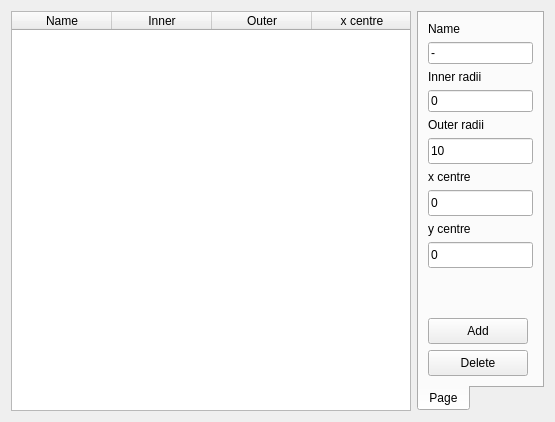
First picture: the form in src/gui/dialogs/settings/frames/stemdetectorframe.ui, repository JJPPeters/clTEM, before the edit.
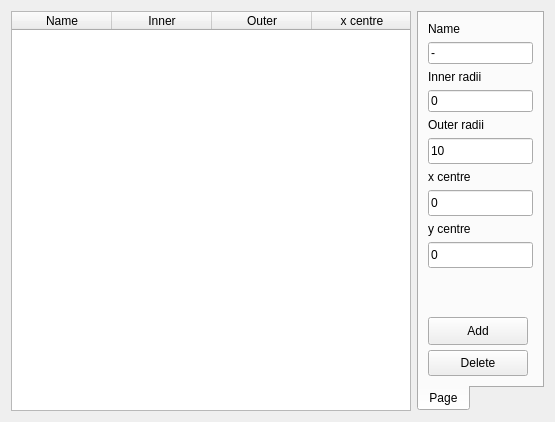
Second picture: the form after the edit. Custom widgets are drawn as their Qt base class.

The edit to the form file:
```diff
--- a/src/gui/dialogs/settings/frames/stemdetectorframe.ui
+++ b/src/gui/dialogs/settings/frames/stemdetectorframe.ui
@@ -267,7 +267,7 @@
          <property name="minimumSize">
           <size>
            <width>100</width>
-           <height>26</height>
+           <height>28</height>
           </size>
          </property>
          <property name="maximumSize">
```
Left out of the diff: 2 changed lines with no effect on the pictures.
